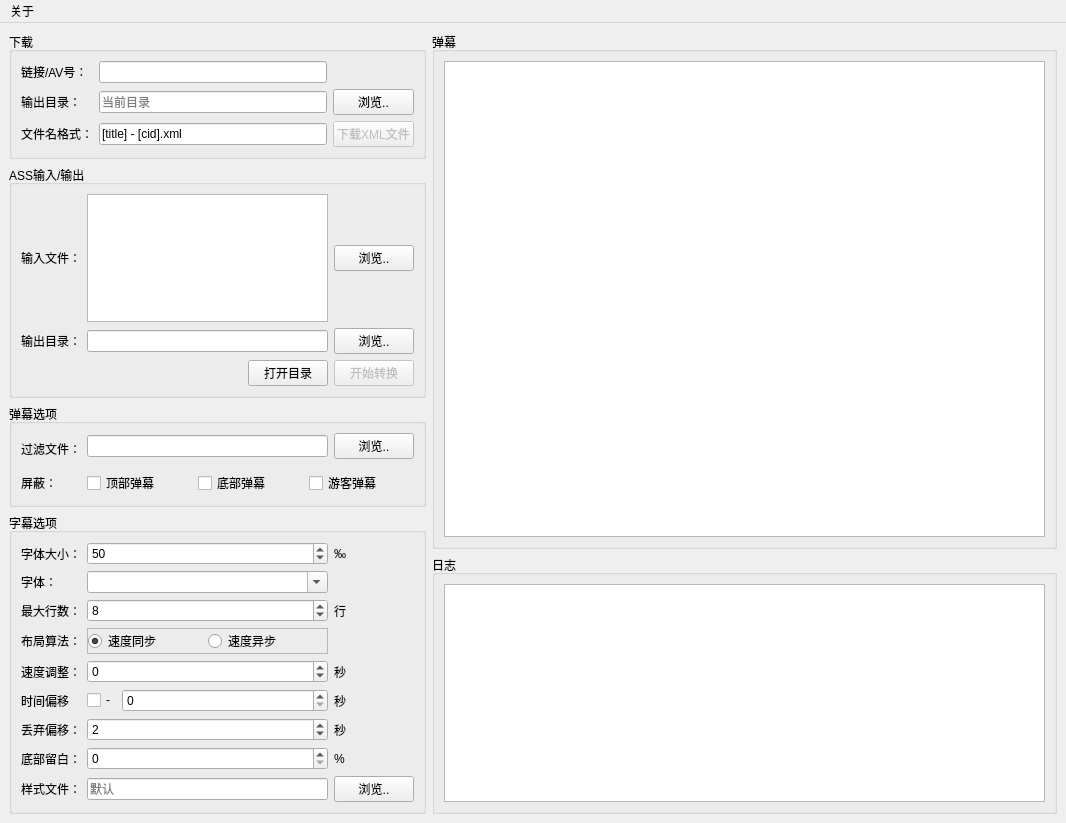
First picture: the form in niconvert/fz/window.ui, repository autodotua/niconvert, before the edit.
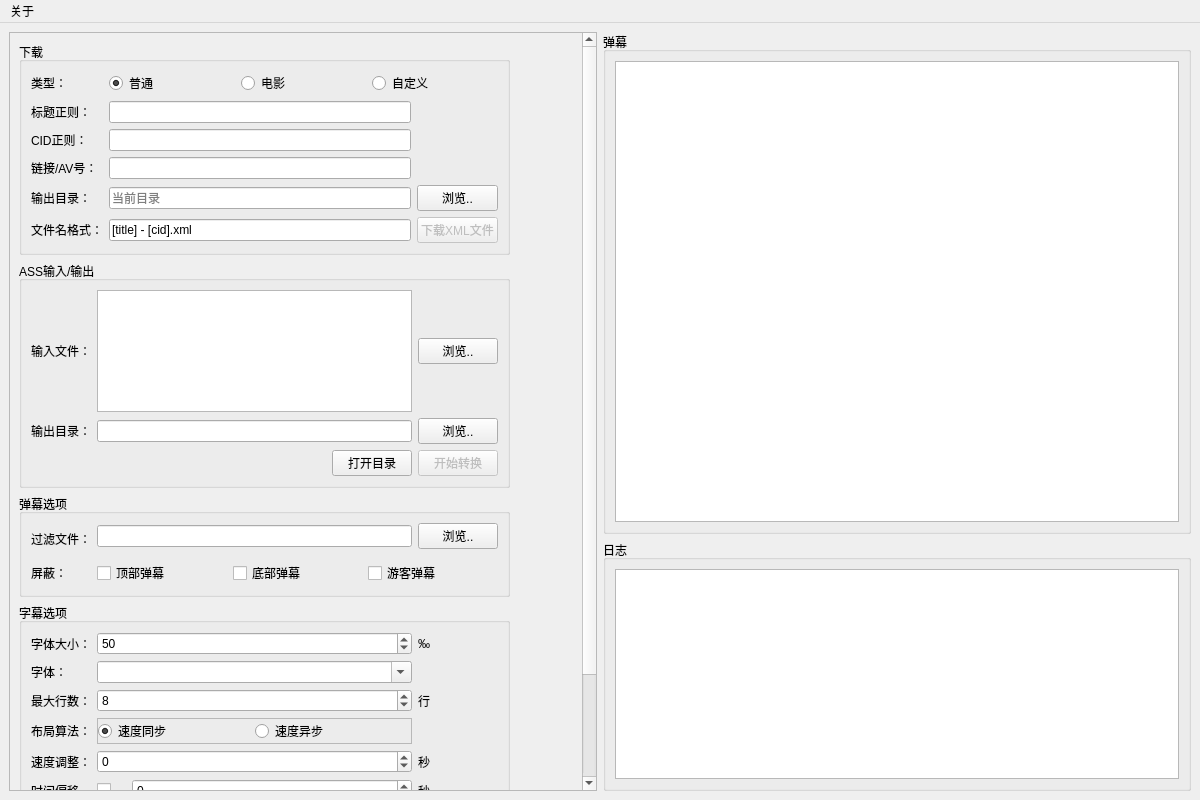
Second picture: the form after the edit.

Commit message: 新增电影弹幕下载的支持，支持了自定义弹幕标题和CID正则

Patch:
```diff
--- a/niconvert/fz/window.ui
+++ b/niconvert/fz/window.ui
@@ -6,17 +6,30 @@
    <rect>
     <x>0</x>
     <y>0</y>
-    <width>1066</width>
-    <height>823</height>
+    <width>1200</width>
+    <height>800</height>
    </rect>
   </property>
   <property name="windowTitle">
    <string>BiliBili弹幕下载&amp;转换</string>
   </property>
   <widget class="QWidget" name="centralwidget">
-   <layout class="QHBoxLayout" name="horizontalLayout_5" stretch="2,3">
+   <layout class="QHBoxLayout" name="horizontalLayout_5">
     <item>
-     <layout class="QVBoxLayout" name="verticalLayout" stretch="0,0,0,0,0">
+     <widget class="QScrollArea" name="scrollArea">
+      <property name="frameShadow">
+       <enum>QFrame::Raised</enum>
+      </property>
+      <widget class="QWidget" name="scrollAreaWidgetContents">
+       <property name="geometry">
+        <rect>
+         <x>0</x>
+         <y>0</y>
+         <width>509</width>
+         <height>880</height>
+        </rect>
+       </property>
+       <layout class="QVBoxLayout" name="verticalLayout_4" stretch="0,0,0,0">
       <item>
        <widget class="QGroupBox" name="groupBox">
         <property name="sizePolicy">
@@ -34,42 +47,110 @@
         <layout class="QGridLayout" name="gridLayout_5">
          <item row="0" column="0">
           <layout class="QGridLayout" name="gridLayout">
-           <item row="4" column="1">
-            <widget class="QLineEdit" name="txtFormat">
+             <item row="7" column="2">
+              <widget class="QPushButton" name="btnDownloadXml">
+               <property name="enabled">
+                <bool>false</bool>
+               </property>
+               <property name="sizePolicy">
+                <sizepolicy hsizetype="Minimum" vsizetype="Minimum">
+                 <horstretch>0</horstretch>
+                 <verstretch>0</verstretch>
+                </sizepolicy>
+               </property>
              <property name="text">
-              <string>[title] - [cid].xml</string>
+                <string>下载XML文件</string>
              </property>
             </widget>
            </item>
            <item row="2" column="0">
-            <widget class="QLabel" name="label">
+              <widget class="QLabel" name="label_23">
              <property name="text">
-              <string>链接/AV号：</string>
+                <string>类型：</string>
              </property>
             </widget>
            </item>
-           <item row="4" column="0">
+             <item row="2" column="1" colspan="2">
+              <layout class="QHBoxLayout" name="horizontalLayout_7">
+               <item>
+                <widget class="QRadioButton" name="rbtnTypeNormal">
+                 <property name="text">
+                  <string>普通</string>
+                 </property>
+                 <property name="checked">
+                  <bool>true</bool>
+                 </property>
+                </widget>
+               </item>
+               <item>
+                <widget class="QRadioButton" name="rbtnTypeMovie">
+                 <property name="text">
+                  <string>电影</string>
+                 </property>
+                </widget>
+               </item>
+               <item>
+                <widget class="QRadioButton" name="rbtnTypeCustom">
+                 <property name="text">
+                  <string>自定义</string>
+                 </property>
+                </widget>
+               </item>
+              </layout>
+             </item>
+             <item row="3" column="1">
+              <widget class="QLineEdit" name="txtRTitle"/>
+             </item>
+             <item row="5" column="1">
+              <widget class="QLineEdit" name="txtAv">
+               <property name="clearButtonEnabled">
+                <bool>true</bool>
+               </property>
+              </widget>
+             </item>
+             <item row="7" column="0">
             <widget class="QLabel" name="label_22">
              <property name="text">
               <string>文件名格式：</string>
              </property>
             </widget>
            </item>
-           <item row="2" column="1">
-            <widget class="QLineEdit" name="txtAv">
-             <property name="clearButtonEnabled">
-              <bool>true</bool>
-             </property>
-            </widget>
-           </item>
            <item row="3" column="0">
+              <widget class="QLabel" name="label_24">
+               <property name="text">
+                <string>标题正则：</string>
+               </property>
+              </widget>
+             </item>
+             <item row="6" column="2">
+              <widget class="QPushButton" name="btnBrowseXmlOutput">
+               <property name="text">
+                <string>浏览..</string>
+               </property>
+              </widget>
+             </item>
+             <item row="5" column="0">
+              <widget class="QLabel" name="label">
+               <property name="text">
+                <string>链接/AV号：</string>
+               </property>
+              </widget>
+             </item>
+             <item row="6" column="0">
             <widget class="QLabel" name="label_2">
              <property name="text">
               <string>输出目录：</string>
              </property>
             </widget>
            </item>
-           <item row="3" column="1">
+             <item row="7" column="1">
+              <widget class="QLineEdit" name="txtFormat">
+               <property name="text">
+                <string>[title] - [cid].xml</string>
+               </property>
+              </widget>
+             </item>
+             <item row="6" column="1">
             <widget class="QLineEdit" name="txtDownloadOutput">
              <property name="placeholderText">
               <string>当前目录</string>
@@ -79,26 +160,13 @@
              </property>
             </widget>
            </item>
-           <item row="3" column="2">
-            <widget class="QPushButton" name="btnBrowseXmlOutput">
-             <property name="text">
-              <string>浏览..</string>
-             </property>
-            </widget>
-           </item>
-           <item row="4" column="2">
-            <widget class="QPushButton" name="btnDownloadXml">
-             <property name="enabled">
-              <bool>false</bool>
-             </property>
-             <property name="sizePolicy">
-              <sizepolicy hsizetype="Minimum" vsizetype="Minimum">
-               <horstretch>0</horstretch>
-               <verstretch>0</verstretch>
-              </sizepolicy>
-             </property>
+             <item row="4" column="1">
+              <widget class="QLineEdit" name="txtRPages"/>
+             </item>
+             <item row="4" column="0">
+              <widget class="QLabel" name="label_25">
              <property name="text">
-              <string>下载XML文件</string>
+                <string>CID正则：</string>
              </property>
             </widget>
            </item>
@@ -518,20 +586,9 @@
         </layout>
        </widget>
       </item>
-      <item>
-       <spacer name="verticalSpacer">
-        <property name="orientation">
-         <enum>Qt::Vertical</enum>
-        </property>
-        <property name="sizeHint" stdset="0">
-         <size>
-          <width>20</width>
-          <height>40</height>
-         </size>
-        </property>
-       </spacer>
-      </item>
-     </layout>
+       </layout>
+      </widget>
+     </widget>
     </item>
     <item>
      <layout class="QVBoxLayout" name="verticalLayout_2" stretch="2,1">
@@ -572,7 +629,7 @@
     <rect>
      <x>0</x>
      <y>0</y>
-     <width>1066</width>
+     <width>1200</width>
      <height>26</height>
     </rect>
    </property>
```
Left out of the diff: 58 changed lines with no effect on the pictures. Lines whose indentation alone changed are shown as unchanged. The commit also changes 8 other files.
